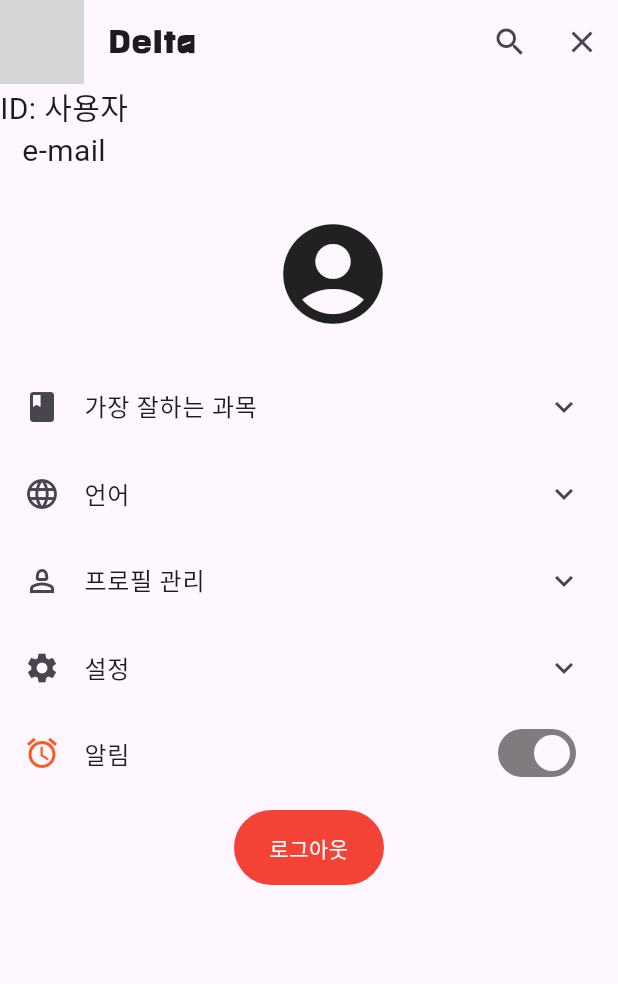
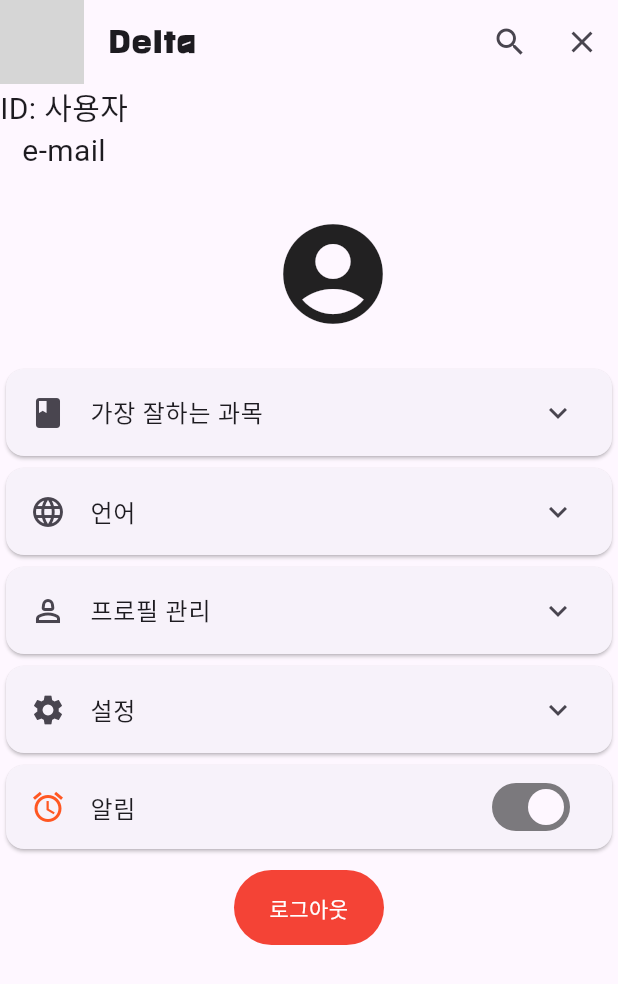
Before and after one commit to fresm06/Delta-App-Front-, a Flutter app: the screen it shows after launch, on a phone screen of 412 x 824 dp. Shown: the top 984 px of the screen. Run offline on Flutter 3.47's test engine with Material 3 defaults, Android fonts, the light colour scheme and no system bars; grey boxes are pictures that could not be loaded.

Commit message:
Update main.dart

```diff
--- a/lib/main.dart
+++ b/lib/main.dart
@@ -97,7 +97,8 @@ class MyWidget extends StatelessWidget {
     return ListView(
       scrollDirection: Axis.vertical,
       children: <Widget>[
-        ExpansionTile(
+        Card(
+          child: ExpansionTile(
             leading: const Icon(Icons.book),
             title: const Text('가장 잘하는 과목'),
             iconColor: Colors.brown,
@@ -112,7 +113,9 @@ class MyWidget extends StatelessWidget {
               ),
             ],
           ),
-        ExpansionTile(
+        ),
+        Card(
+          child: ExpansionTile(
             leading: const Icon(Icons.language),
             title: const Text('언어'),
             iconColor: Colors.blue,
@@ -127,7 +130,9 @@ class MyWidget extends StatelessWidget {
               ),
             ],
           ),
-        ExpansionTile(
+        ),
+        Card(
+          child: ExpansionTile(
             leading: const Icon(Icons.person_2_outlined),
             title: const Text('프로필 관리'),
             children: <Widget>[
@@ -141,7 +146,9 @@ class MyWidget extends StatelessWidget {
               ),
             ],
           ),
-        ExpansionTile(
+        ),
+        Card(
+          child: ExpansionTile(
             leading: const Icon(Icons.settings),
             title: const Text('설정'),
             children: <Widget>[
@@ -155,12 +162,15 @@ class MyWidget extends StatelessWidget {
               ),
             ],
           ),
-        ListTile(
+        ),
+        Card(
+          child: ListTile(
             leading: const Icon(Icons.alarm),
             title: const Text('알림'),
             trailing: const SwitchExample(),
             iconColor: Colors.deepOrange,
                 onTap: () {},
+              ),
         ),
         Align(
           alignment: Alignment.bottomCenter,
```
Lines whose indentation alone changed are shown as unchanged.
